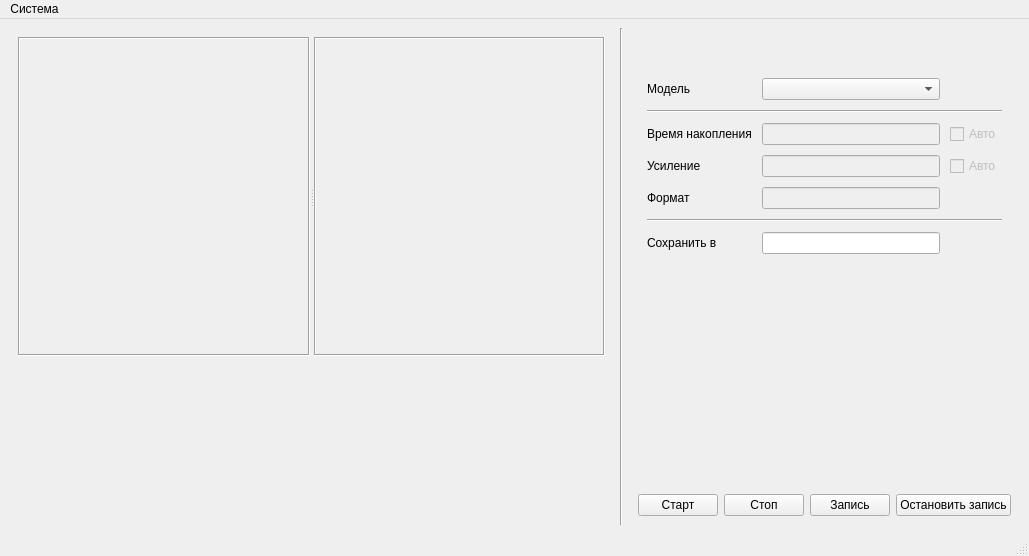
The window that QT_Forms/MainWindow.ui (Superdudl/DOE) describes before a commit, drawn with Qt 5.
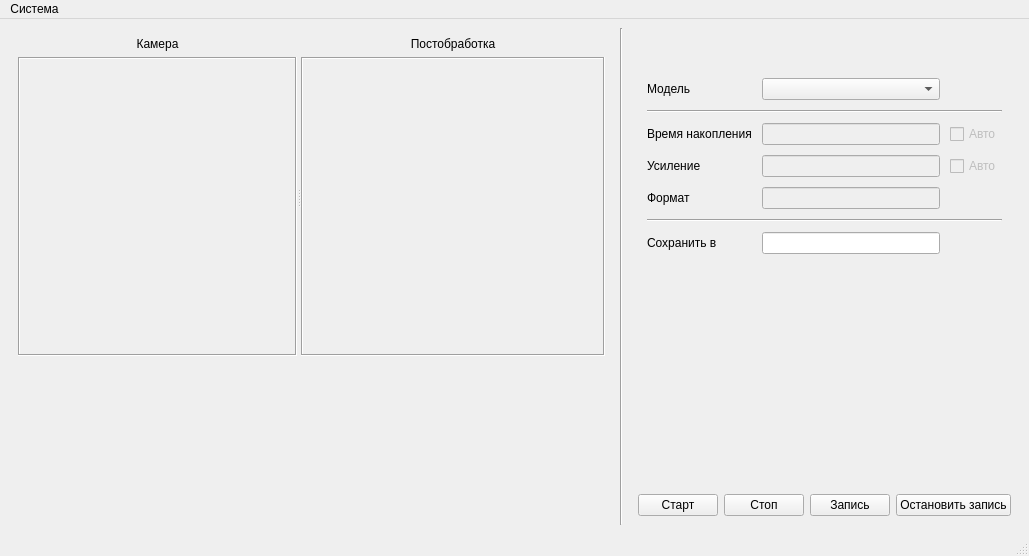
The same window after the commit.

Patch:
```diff
--- a/QT_Forms/MainWindow.ui
+++ b/QT_Forms/MainWindow.ui
@@ -35,17 +35,43 @@
         <verstretch>0</verstretch>
        </sizepolicy>
       </property>
-      <layout class="QVBoxLayout" name="verticalLayout_3" stretch="2,1">
-       <property name="sizeConstraint">
-        <enum>QLayout::SizeConstraint::SetMinimumSize</enum>
-       </property>
+      <layout class="QVBoxLayout" name="verticalLayout_6" stretch="10,5">
        <item>
         <widget class="QSplitter" name="splitter">
+         <property name="orientation">
+          <enum>Qt::Orientation::Horizontal</enum>
+         </property>
+         <widget class="QWidget" name="verticalLayoutWidget_2">
+          <layout class="QVBoxLayout" name="verticalLayout_3">
+           <item>
+            <widget class="QLabel" name="label">
          <property name="sizePolicy">
-          <sizepolicy hsizetype="Preferred" vsizetype="Preferred">
+              <sizepolicy hsizetype="Preferred" vsizetype="Fixed">
            <horstretch>0</horstretch>
            <verstretch>0</verstretch>
           </sizepolicy>
+             </property>
+             <property name="text">
+              <string>Камера</string>
+             </property>
+             <property name="alignment">
+              <set>Qt::AlignmentFlag::AlignCenter</set>
+             </property>
+            </widget>
+           </item>
+           <item>
+            <widget class="QLabel" name="videoCaptureLabel_2">
+             <property name="sizePolicy">
+              <sizepolicy hsizetype="Ignored" vsizetype="Ignored">
+               <horstretch>0</horstretch>
+               <verstretch>0</verstretch>
+              </sizepolicy>
+             </property>
+             <property name="minimumSize">
+              <size>
+               <width>78</width>
+               <height>68</height>
+              </size>
          </property>
          <property name="sizeIncrement">
           <size>
@@ -54,15 +80,41 @@
           </size>
          </property>
          <property name="frameShape">
-          <enum>QFrame::Shape::NoFrame</enum>
-         </property>
-         <property name="midLineWidth">
-          <number>0</number>
-         </property>
-         <property name="orientation">
-          <enum>Qt::Orientation::Horizontal</enum>
-         </property>
-         <widget class="QLabel" name="videoCaptureLabel">
+              <enum>QFrame::Shape::Box</enum>
+             </property>
+             <property name="frameShadow">
+              <enum>QFrame::Shadow::Sunken</enum>
+             </property>
+             <property name="text">
+              <string/>
+             </property>
+             <property name="alignment">
+              <set>Qt::AlignmentFlag::AlignCenter</set>
+             </property>
+            </widget>
+           </item>
+          </layout>
+         </widget>
+         <widget class="QWidget" name="verticalLayoutWidget">
+          <layout class="QVBoxLayout" name="verticalLayout_5">
+           <item>
+            <widget class="QLabel" name="label_2">
+             <property name="sizePolicy">
+              <sizepolicy hsizetype="Preferred" vsizetype="Fixed">
+               <horstretch>0</horstretch>
+               <verstretch>0</verstretch>
+              </sizepolicy>
+             </property>
+             <property name="text">
+              <string>Постобработка</string>
+             </property>
+             <property name="alignment">
+              <set>Qt::AlignmentFlag::AlignCenter</set>
+             </property>
+            </widget>
+           </item>
+           <item>
+            <widget class="QLabel" name="inferenceLabel">
           <property name="sizePolicy">
            <sizepolicy hsizetype="Ignored" vsizetype="Ignored">
             <horstretch>0</horstretch>
@@ -100,37 +152,8 @@
            <set>Qt::AlignmentFlag::AlignCenter</set>
           </property>
          </widget>
-         <widget class="QLabel" name="inferenceLabel">
-          <property name="sizePolicy">
-           <sizepolicy hsizetype="Ignored" vsizetype="Ignored">
-            <horstretch>0</horstretch>
-            <verstretch>0</verstretch>
-           </sizepolicy>
-          </property>
-          <property name="minimumSize">
-           <size>
-            <width>78</width>
-            <height>68</height>
-           </size>
-          </property>
-          <property name="sizeIncrement">
-           <size>
-            <width>0</width>
-            <height>0</height>
-           </size>
-          </property>
-          <property name="frameShape">
-           <enum>QFrame::Shape::Box</enum>
-          </property>
-          <property name="frameShadow">
-           <enum>QFrame::Shadow::Sunken</enum>
-          </property>
-          <property name="text">
-           <string/>
-          </property>
-          <property name="alignment">
-           <set>Qt::AlignmentFlag::AlignCenter</set>
-          </property>
+           </item>
+          </layout>
          </widget>
         </widget>
        </item>
@@ -328,7 +351,7 @@
           </widget>
          </item>
          <item>
-          <widget class="QPushButton" name="pushButton">
+          <widget class="QPushButton" name="stopButton">
            <property name="text">
             <string>Стоп</string>
            </property>
@@ -342,7 +365,7 @@
           </widget>
          </item>
          <item>
-          <widget class="QPushButton" name="stopButton">
+          <widget class="QPushButton" name="stopRecordButton">
            <property name="text">
             <string>Остановить запись</string>
            </property>
```
Left out of the diff: 6 changed lines with no effect on the pictures. Lines whose indentation alone changed are shown as unchanged.
